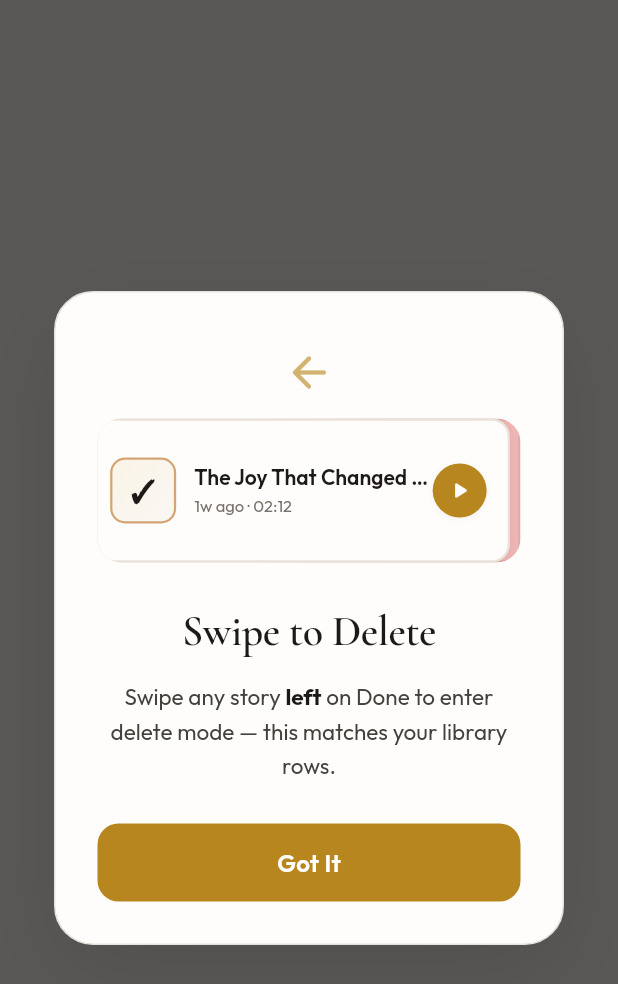
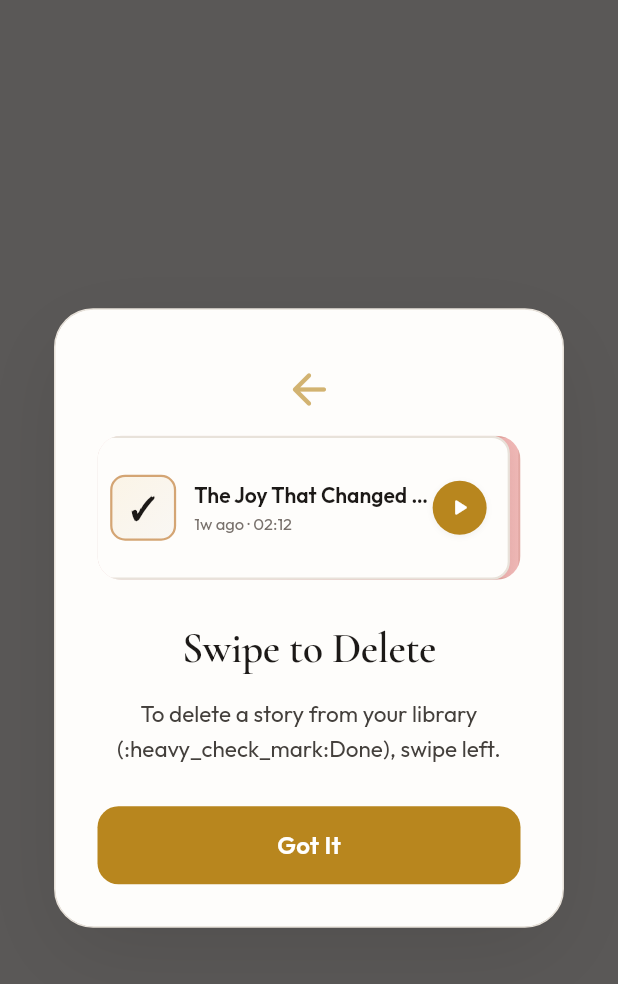
Before and after one commit to promagician77/alreadydone1, a Flutter app: the _SwipeDeleteTutorialOverlay widget shown alone on an empty page, opened directly with empty values, on a phone screen of 412 x 824 dp. Shown: the top 984 px of the screen. Run offline on Flutter 3.47's test engine with Material 3 defaults, Android fonts, the phone set to English and light mode, and no system bars; our stand-ins replace app_links, audioplayers, auto_size_text, device_info_plus, firebase_core, firebase_messaging and 16 more; missing offline and left inert: json_path, mp_audio_stream, purchases_flutter, record, screen_brightness; accounts and stored records are empty; network calls fail.

Commit message:
chore: update the message of swipe modal

```diff
--- a/lib/widgets/swipe_delete_tutorial_dialog.dart
+++ b/lib/widgets/swipe_delete_tutorial_dialog.dart
@@ -208,19 +208,9 @@ class _SwipeDeleteTutorialOverlayState extends State<_SwipeDeleteTutorialOverlay
                             height: 1.55,
                           ),
                           children: [
-                            const TextSpan(text: 'Swipe any story '),
-                            TextSpan(
-                              text: 'left',
-                              style: GoogleFonts.outfit(
-                                fontSize: 15,
-                                height: 1.55,
-                                fontWeight: FontWeight.w700,
-                                color: _DoneTokens.ink,
-                              ),
-                            ),
                             const TextSpan(
                               text:
-                                  ' on Done to enter delete mode — this matches your library rows.',
+                                  'To delete a story from your library (:heavy_check_mark:Done), swipe left.',
                             ),
                           ],
                         ),
```
